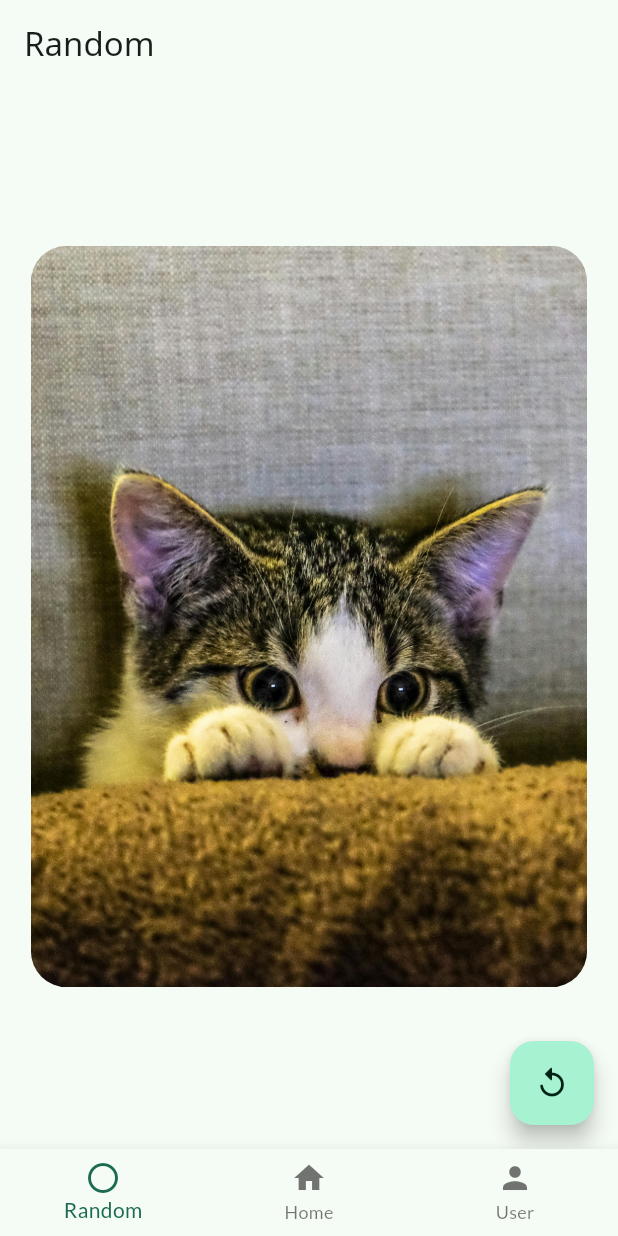
After one commit to afelipe00/cat_app, a Flutter app: the RandomScreen screen opened by its route, on a phone screen of 412 x 824 dp. The commit adds this screen. Run offline on Flutter 3.47's test engine with Material 3 defaults, Android fonts, the phone set to English and light mode, and no system bars; our stand-ins replace equatable, flutter_bloc, go_router, google_fonts, shared_preferences; accounts and stored records are empty.

Commit message:
feat: :sparkles: se creo esqueleto para vista random

```diff
--- a/lib/interface/screens/random_screen.dart
+++ b/lib/interface/screens/random_screen.dart
@@ -1,3 +1,4 @@
+import 'package:cat_app/interface/widgets/widgets.dart';
 import 'package:flutter/material.dart';
 
 class RandomScreen extends StatelessWidget {
@@ -5,8 +6,32 @@ class RandomScreen extends StatelessWidget {
 
   @override
   Widget build(BuildContext context) {
-    return const Placeholder(
-      color: Colors.red,
+    final size = MediaQuery.of(context).size;
+    return Scaffold(
+      appBar: AppBar(
+        title: const Text('Random'),
+      ),
+      body: SafeArea(
+        child: Center(
+          child: ParallaxCard(
+            height: size.height * 0.6,
+            width: size.width * 0.9,
+            child: Container(
+              decoration: BoxDecoration(
+                borderRadius: BorderRadius.circular(24),
+                image: const DecorationImage(
+                  image: AssetImage('assets/images/cat1_bg.jpg'),
+                  fit: BoxFit.cover,
+                ),
+              ),
+            ),
+          ),
+        ),
+      ),
+      floatingActionButton: FloatingActionButton(
+        onPressed: () {},
+        child: const Icon(Icons.replay_rounded),
+      ),
     );
   }
 }
--- /dev/null
+++ b/lib/interface/widgets/parallax_card_widget.dart
@@ -0,0 +1,100 @@
+import 'package:flutter/material.dart';
+
+class ParallaxCard extends StatefulWidget {
+  final double width;
+  final double height;
+  final BoxDecoration? decoration;
+  final Widget? child;
+
+  const ParallaxCard({
+    super.key,
+    required this.height,
+    required this.width,
+    this.decoration,
+    this.child,
+  });
+
+  @override
+  State<ParallaxCard> createState() => _ParallaxCardState();
+}
+
+class _ParallaxCardState extends State<ParallaxCard> {
+  double localX = 0.0;
+  double localY = 0.0;
+  bool defaultPosition = true;
+  bool onClick = false;
+
+  @override
+  Widget build(BuildContext context) {
+    final percentageX = (localX / widget.width) * 100;
+    final percentageY = (localY / widget.height) * 100;
+
+    return MouseRegion(
+      onEnter: (_) {
+        if (!onClick) setState(() => defaultPosition = false);
+      },
+      onExit: (_) {
+        if (!onClick) {
+          setState(() {
+            localY = widget.height / 2;
+            localX = widget.width / 2;
+            defaultPosition = true;
+          });
+        }
+      },
+      onHover: (details) {
+        if (!onClick) {
+          if (mounted) setState(() => defaultPosition = false);
+          if (details.localPosition.dx > 0 && details.localPosition.dy > 0) {
+            if (details.localPosition.dx < widget.width &&
+                details.localPosition.dy < widget.height &&
+                details.localPosition.dx > 0 &&
+                details.localPosition.dy > 0) {
+              localX = details.localPosition.dx;
+              localY = details.localPosition.dy;
+            }
+          }
+        }
+      },
+      child: GestureDetector(
+        onPanDown: (details) => setState(() {
+          defaultPosition = false;
+          onClick = true;
+        }),
+        onPanCancel: () => setState(() {
+          defaultPosition = true;
+          onClick = false;
+        }),
+        onPanEnd: (details) => setState(() {
+          localY = widget.height / 2;
+          localX = widget.width / 2;
+          defaultPosition = true;
+          onClick = false;
+        }),
+        onPanUpdate: (details) {
+          if (mounted) setState(() => defaultPosition = false);
+          if (details.localPosition.dx < widget.width &&
+              details.localPosition.dy < widget.height &&
+              details.localPosition.dx > 0 &&
+              details.localPosition.dy > 0) {
+            localX = details.localPosition.dx;
+            localY = details.localPosition.dy;
+          }
+        },
+        child: Transform(
+          transform: Matrix4.identity()
+            ..setEntry(3, 2, 0.001)
+            ..rotateX(defaultPosition ? 0 : (0.3 * (percentageY / 50) + -0.3))
+            ..rotateY(defaultPosition ? 0 : (-0.3 * (percentageX / 50) + 0.3)),
+          alignment: FractionalOffset.center,
+          child: Container(
+            height: widget.height,
+            width: widget.width,
+            decoration: widget.decoration,
+            child: widget.child,
+          ),
+        ),
+      ),
+    );
+  }
+}
--- a/lib/interface/widgets/widgets.dart
+++ b/lib/interface/widgets/widgets.dart
@@ -1,2 +1,3 @@
 export 'package:cat_app/interface/widgets/circle_ripple_button.dart';
 export 'package:cat_app/interface/widgets/cat_card_widget.dart';
+export 'package:cat_app/interface/widgets/parallax_card_widget.dart';
```
